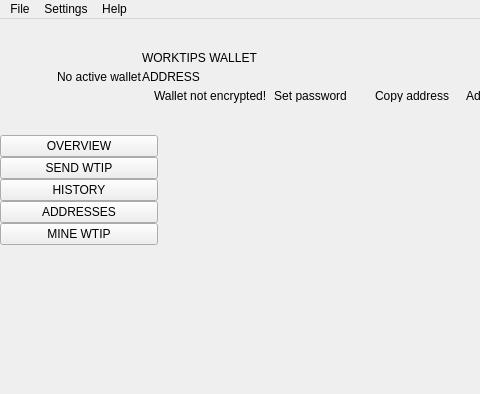
Qt form worktips-wallet/source/Gui/MainWindow/MainWindow.ui (pjmt/worktips-reborn-wallet) before a commit; both pictures show x 0 to 480 and y 0 to 394 of the 1260 by 760 pixel window.
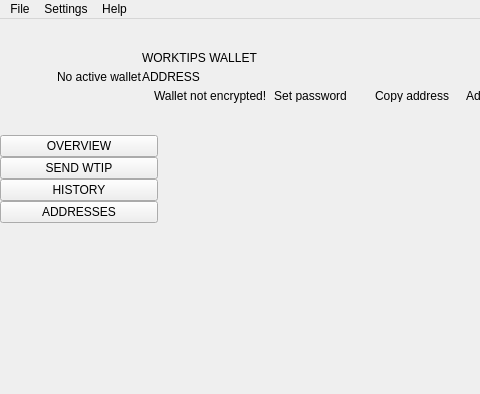
The same form after that commit. Icons and pictures are not drawn. Custom widgets are drawn as their Qt base class.

Commit message: Diabled 'Mine WTIP' button

```diff
--- a/worktips-wallet/source/Gui/MainWindow/MainWindow.ui
+++ b/worktips-wallet/source/Gui/MainWindow/MainWindow.ui
@@ -675,7 +675,7 @@
            </attribute>
           </widget>
          </item>
-         <item>
+         <!--<item>
           <widget class="QPushButton" name="m_miningButton">
            <property name="focusPolicy">
             <enum>Qt::NoFocus</enum>
@@ -684,13 +684,13 @@
             <string>MINE WTIP</string>
            </property>
            <property name="checkable">
-            <bool>true</bool>
+            <bool>false</bool>
            </property>
            <attribute name="buttonGroup">
             <string notr="true">m_toolButtonGroup</string>
            </attribute>
           </widget>
-         </item>
+         </item>-->
          <item>
           <spacer name="verticalSpacer">
            <property name="orientation">
```
